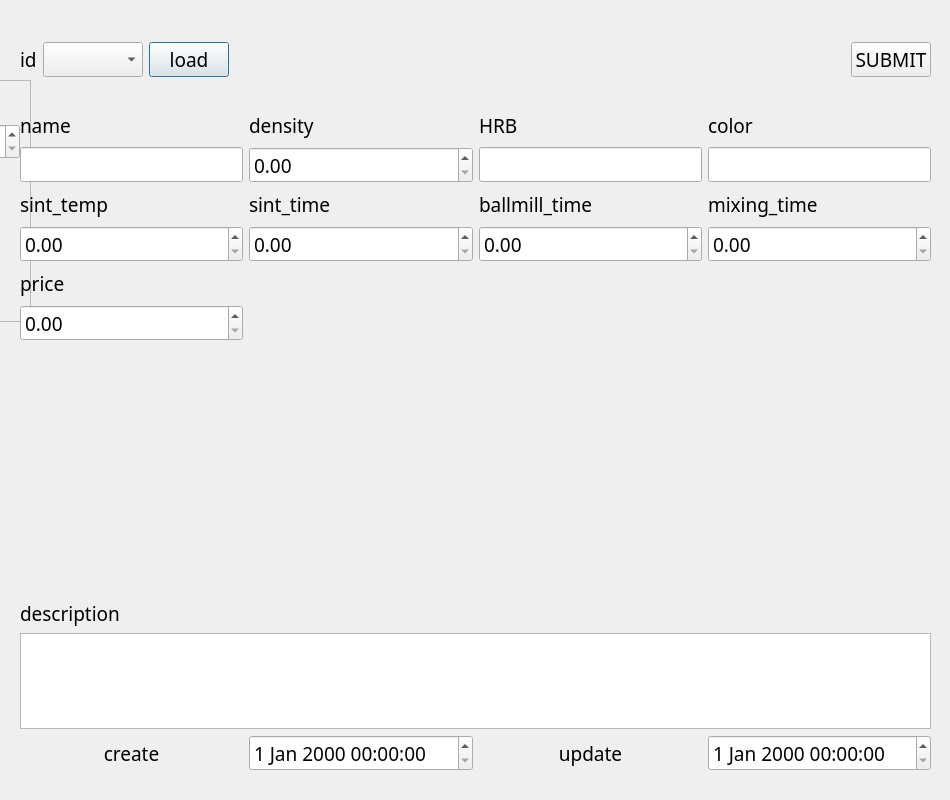
SuhYeoJee/OrderManager, file ui/bondDialog.ui: the form before one commit.
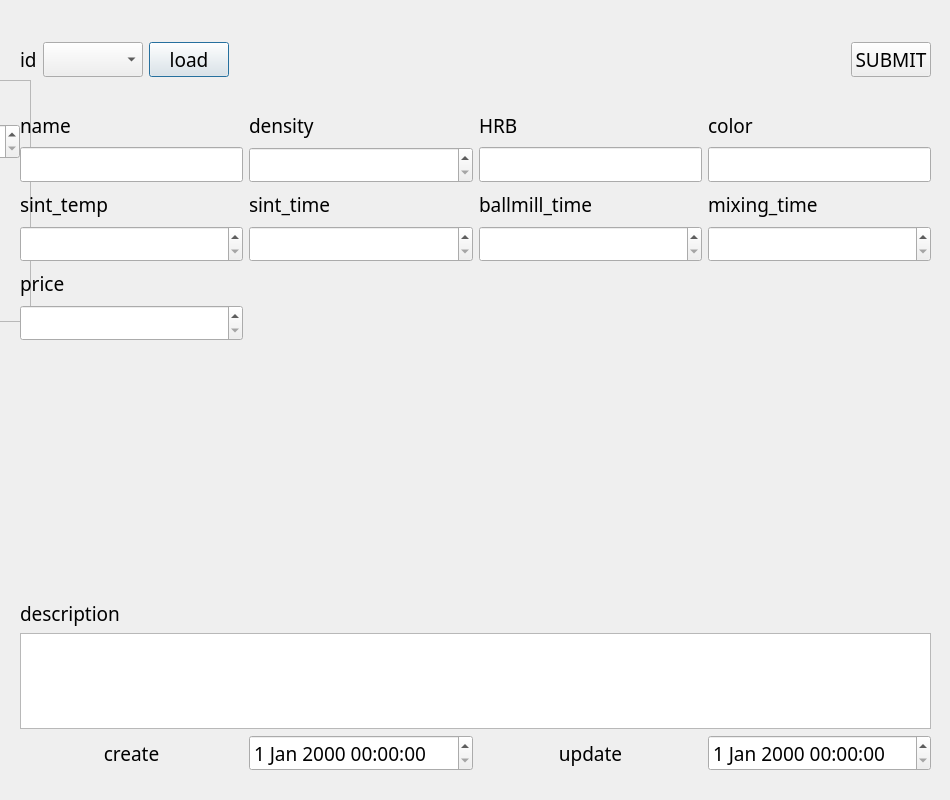
The form after the commit.

Diff of the .ui file:
```diff
--- a/ui/bondDialog.ui
+++ b/ui/bondDialog.ui
@@ -629,6 +629,9 @@
     </item>
     <item row="1" column="1">
      <widget class="QDoubleSpinBox" name="densityDoubleSpinBox">
+      <property name="specialValueText">
+       <string> </string>
+      </property>
       <property name="maximum">
        <double>999999.989999999990687</double>
       </property>
@@ -653,6 +656,9 @@
     </item>
     <item row="3" column="0">
      <widget class="QDoubleSpinBox" name="sint_tempDoubleSpinBox">
+      <property name="specialValueText">
+       <string> </string>
+      </property>
       <property name="maximum">
        <double>999999.989999999990687</double>
       </property>
@@ -670,6 +676,9 @@
     </item>
     <item row="3" column="1">
      <widget class="QDoubleSpinBox" name="sint_timeDoubleSpinBox">
+      <property name="specialValueText">
+       <string> </string>
+      </property>
       <property name="maximum">
        <double>999999.989999999990687</double>
       </property>
@@ -687,6 +696,9 @@
     </item>
     <item row="3" column="2">
      <widget class="QDoubleSpinBox" name="ballmill_timeDoubleSpinBox">
+      <property name="specialValueText">
+       <string> </string>
+      </property>
       <property name="maximum">
        <double>999999.989999999990687</double>
       </property>
@@ -704,6 +716,9 @@
     </item>
     <item row="3" column="3">
      <widget class="QDoubleSpinBox" name="mixing_timeDoubleSpinBox">
+      <property name="specialValueText">
+       <string> </string>
+      </property>
       <property name="maximum">
        <double>999999.989999999990687</double>
       </property>
@@ -724,6 +739,9 @@
     </item>
     <item row="5" column="0">
      <widget class="QDoubleSpinBox" name="priceDoubleSpinBox">
+      <property name="specialValueText">
+       <string> </string>
+      </property>
       <property name="maximum">
        <double>999999.989999999990687</double>
       </property>
```
Left out of the diff: 12 changed lines with no effect on the pictures.
